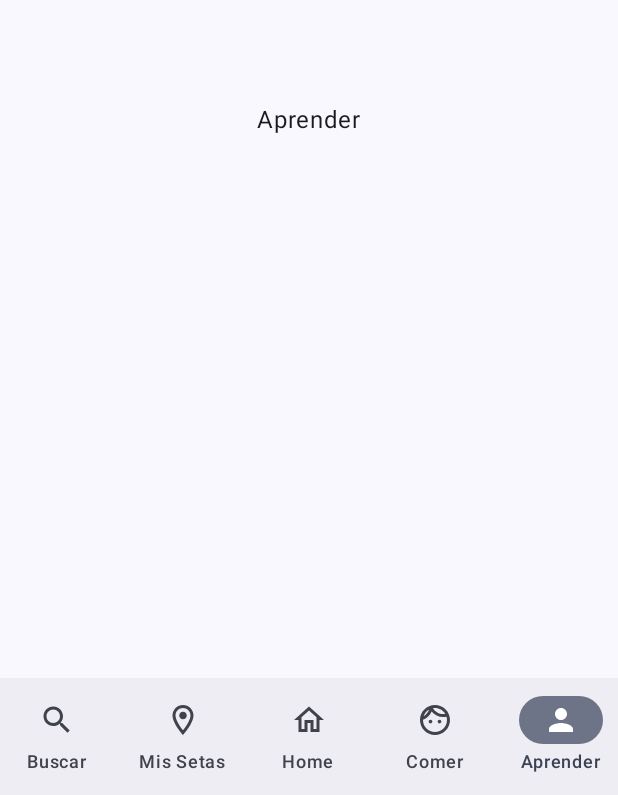
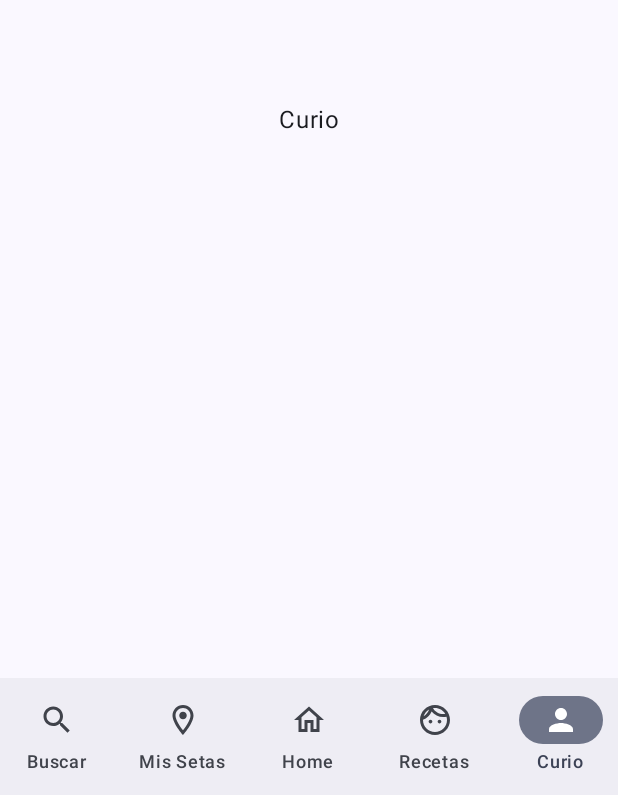
Before and after one commit to Voldwyce/Urfungi, an Android app built with Jetpack Compose: the destino5 screen opened through its navigation route, on a phone screen of 412 x 824 dp. Shown: the part 438-1233 px from the top of the screen. Run offline under Robolectric (Android 15) with nearby library versions, the phone set to English and light mode, and no system bars.

Commit message:
No importante

```diff
--- a/app/src/main/java/com/example/urfungi/MainActivity.kt
+++ b/app/src/main/java/com/example/urfungi/MainActivity.kt
@@ -3,6 +3,7 @@ package com.example.urfungi
 import android.os.Bundle
 import androidx.activity.ComponentActivity
 import androidx.activity.compose.setContent
+import androidx.annotation.DrawableRes
 import androidx.compose.animation.AnimatedContentTransitionScope
 import androidx.compose.foundation.layout.Box
 import androidx.compose.foundation.layout.fillMaxSize
@@ -38,10 +39,7 @@ import com.example.urfungi.ui.theme.AppTheme
 import androidx.compose.material.icons.filled.*
 import androidx.compose.material3.ExperimentalMaterial3Api
 
-
-
 class MainActivity : ComponentActivity() {
-
     @OptIn(ExperimentalMaterial3Api::class)
     override fun onCreate(savedInstanceState: Bundle?) {
         installSplashScreen()
@@ -247,5 +245,4 @@ class MainActivity : ComponentActivity() {
             }
         }
     }
-
 }
--- a/app/src/main/res/values/strings.xml
+++ b/app/src/main/res/values/strings.xml
@@ -4,7 +4,7 @@
     <string name="destino1">Buscar</string>
     <string name="destino2">Mis Setas</string>
     <string name="destino3">Home</string>
-    <string name="destino4">Comer</string>
-    <string name="destino5">Aprender</string>
+    <string name="destino4">Recetas</string>
+    <string name="destino5">Curio</string>
 
 </resources>
```
